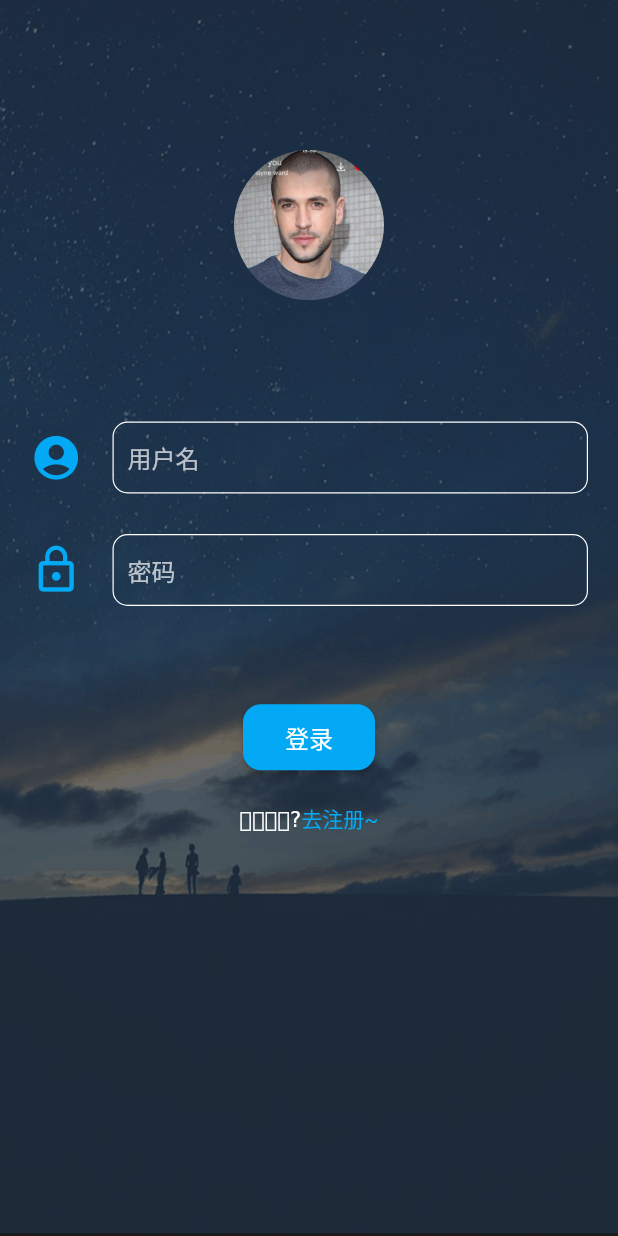
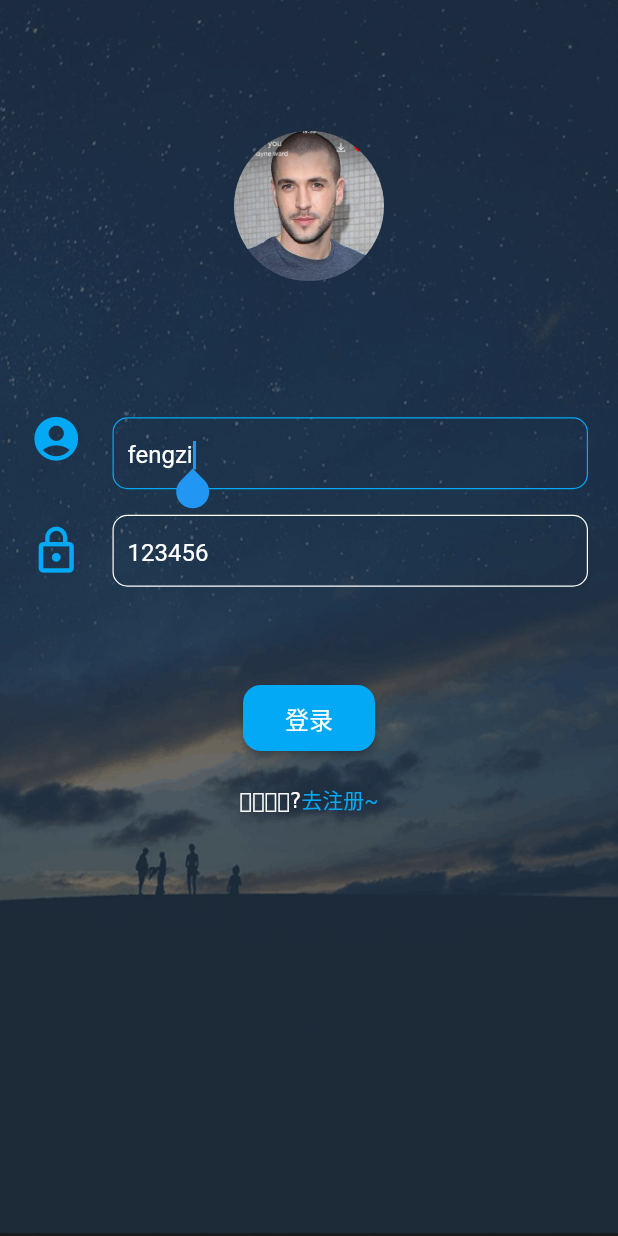
Before and after one commit to bikeming/firstFlutter, a Flutter app: the screen it shows after launch, on a phone screen of 412 x 824 dp. Run offline on Flutter 3.47's test engine with Material 2 defaults, Android fonts, the phone set to English and light mode, and no system bars; our stand-ins replace dio, flutter_easyrefresh, flutter_screenutil, flutter_swiper, fluttertoast; missing offline and left inert: flutter_webview_plugin; statements that could not run were skipped.

Commit message:
登录页 微调

```diff
--- a/lib/ui/LoginPage.dart
+++ b/lib/ui/LoginPage.dart
@@ -20,14 +20,11 @@ class LoginPage extends StatelessWidget {
 
   @override
   Widget build(BuildContext context) {
-    ScreenUtil.instance = ScreenUtil(width: 750, height: 1334)
-      ..init(context);
+    ScreenUtil.instance = ScreenUtil(width: 750, height: 1334)..init(context);
 
     return Scaffold(
-        body: Stack(
-          alignment: AlignmentDirectional.topCenter,
-          children: <Widget>[
-
+        body:
+            Stack(alignment: AlignmentDirectional.topCenter, children: <Widget>[
       ///登录背景
       Image.asset(
         _loginBg,
@@ -35,10 +32,12 @@ class LoginPage extends StatelessWidget {
         height: double.infinity,
         fit: BoxFit.fill,
       ),
-
+      Column(
+        children: <Widget>[
           ///圆角头像
-            Container(
-              margin: EdgeInsets.only(top: 100),
+          Expanded(
+            child: Container(
+              alignment: Alignment.center,
               child: ClipOval(
                 child: Image.asset(
                   _avator,
@@ -46,17 +45,25 @@ class LoginPage extends StatelessWidget {
                 ),
               ),
             ),
+            flex: 1,
+          ),
 
           ///主题页面
-            new LoginBody()
+          Expanded(
+            child: new LoginBody(),
+            flex: 2,
+          )
         ],
-        ));
+      )
+    ]));
   }
 }
 
 class LoginBody extends StatelessWidget {
-  final TextEditingController _userNameController = new TextEditingController();
-  final TextEditingController _pwdController = new TextEditingController();
+  final TextEditingController _userNameController =
+      new TextEditingController(text: "fengzi");
+  final TextEditingController _pwdController =
+      new TextEditingController(text: "123456");
   final TapGestureRecognizer _recognizer = new TapGestureRecognizer();
   BuildContext _context;
 
@@ -64,10 +71,10 @@ class LoginBody extends StatelessWidget {
   Widget build(BuildContext context) {
     _context = context;
     return Container(
+      alignment: Alignment.topCenter,
       child: Column(
-        mainAxisAlignment: MainAxisAlignment.center,
+//        mainAxisAlignment: MainAxisAlignment.center,
         children: <Widget>[
-
           ///用户名Widget
           userName(),
 
@@ -110,7 +117,6 @@ class LoginBody extends StatelessWidget {
       },
       params: map,
     );
-
   }
 
   Widget registRichText() {
@@ -164,11 +170,13 @@ class LoginBody extends StatelessWidget {
                 color: Colors.lightBlue,
                 size: 35,
               ),
-              margin: EdgeInsets.fromLTRB(0, 20, 20, 20),
+              margin: EdgeInsets.fromLTRB(0, 0, 20, 20),
             ),
             Expanded(
                 child: TextField(
+                    autofocus: true,
                     controller: _userNameController,
+//                    textInputAction: TextInputAction.newline,
                     style: TextStyle(color: Colors.white),
                     decoration: InputDecoration(
                         hintText: "用户名",
@@ -202,6 +210,7 @@ class LoginBody extends StatelessWidget {
         Expanded(
             child: TextField(
                 controller: _pwdController,
+//                textInputAction: TextInputAction.go,
                 style: TextStyle(color: Colors.white),
                 decoration: InputDecoration(
                     hintText: "密码",
```
Also changed, not shown: lib/images/bg_login.png. Lines whose indentation alone changed are shown as unchanged.
